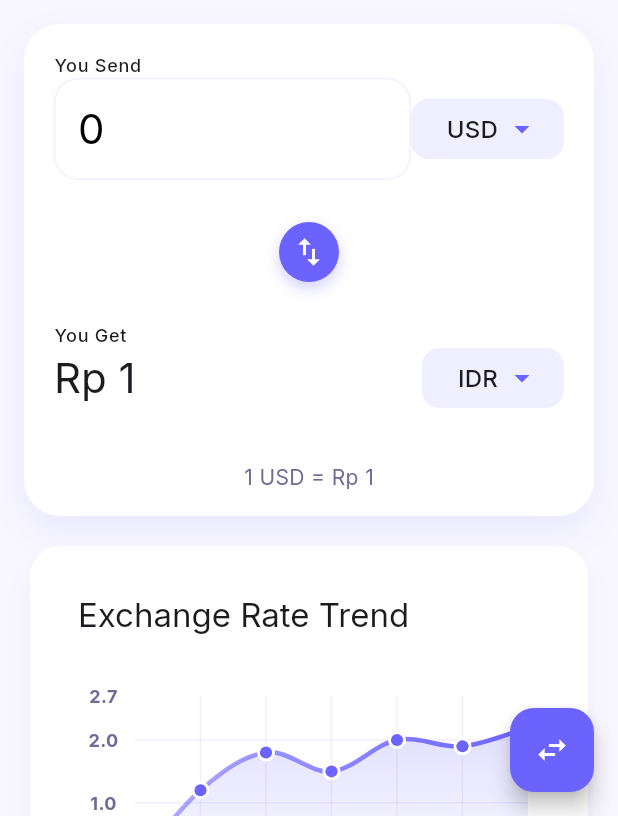
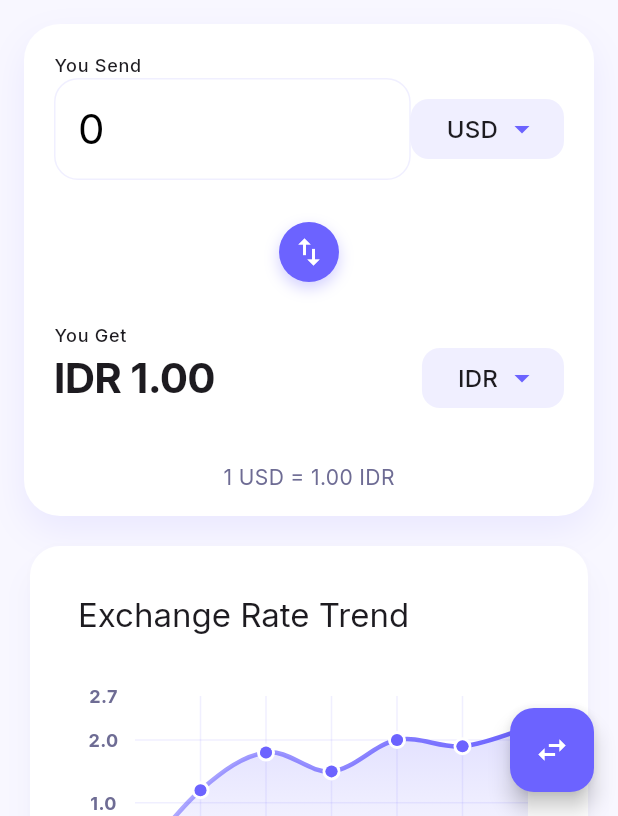
Before and after one commit to farelrasyah/Exchango, a Flutter app: the screen it shows after launch, after a tap on the "swap vert" icon, on a phone screen of 412 x 824 dp, the part 420-1236 px from its top. Run offline on Flutter 3.47's test engine with Material 3 defaults, Android fonts, the phone set to English and light mode, and no system bars; drawn by our look-alikes of fl_chart; our stand-ins replace animate_do, flutter_svg, google_fonts; network calls fail.

Commit message:
Enhance currency formatting and error snackbar design for improved user experience

```diff
--- a/lib/features/widgets/currencyConverterPanel.dart
+++ b/lib/features/widgets/currencyConverterPanel.dart
@@ -110,7 +110,13 @@ class CurrencyConverterPanel extends StatelessWidget {
                     Expanded(
                       child: Text(
                         CurrencyFormatter.format(convertedAmount, toCurrency),
-                        style: Theme.of(context).textTheme.headlineMedium,
+                        style: Theme.of(context)
+                            .textTheme
+                            .headlineMedium
+                            ?.copyWith(
+                              fontWeight: FontWeight.bold,
+                              letterSpacing: -0.5,
+                            ),
                       ),
                     ),
                     _CurrencyButton(
@@ -127,8 +133,10 @@ class CurrencyConverterPanel extends StatelessWidget {
           Padding(
             padding: const EdgeInsets.all(16),
             child: Text(
-              '1 $fromCurrency = ${CurrencyFormatter.format(conversionRate, toCurrency)}',
-              style: Theme.of(context).textTheme.bodyMedium,
+              '1 $fromCurrency = ${CurrencyFormatter.formatWithSeparators(conversionRate)} $toCurrency',
+              style: Theme.of(context).textTheme.bodyMedium?.copyWith(
+                    color: AppTheme.textSecondaryColor,
+                  ),
             ),
           ),
         ],
@@ -160,7 +168,6 @@ class _CurrencyButton extends StatelessWidget {
           child: Row(
             mainAxisSize: MainAxisSize.min,
             children: [
-
               const SizedBox(width: 8),
               Text(
                 currency,
--- a/lib/features/widgets/quickConvert.dart
+++ b/lib/features/widgets/quickConvert.dart
@@ -41,11 +41,11 @@ class QuickConvert extends StatelessWidget {
             const SizedBox(height: 16),
             SizedBox(
               height: 100,
-              child: ListView.builder(
+              child: SingleChildScrollView(
+                // Ganti ListView.builder dengan SingleChildScrollView
                 scrollDirection: Axis.horizontal,
-                itemCount: favorites.length,
-                itemBuilder: (context, index) {
-                  final currency = favorites[index];
+                child: Row(
+                  children: favorites.map((currency) {
                     final rate = rates[currency] ?? 0.0;
                     final convertedAmount = amount * rate;
 
@@ -53,31 +53,13 @@ class QuickConvert extends StatelessWidget {
                       width: 120,
                       margin: const EdgeInsets.only(right: 12),
                       decoration: BoxDecoration(
-                      gradient: LinearGradient(
-                        colors: [
-                          AppTheme.primaryColor.withOpacity(0.1),
-                          AppTheme.secondaryColor.withOpacity(0.1),
-                        ],
-                        begin: Alignment.topLeft,
-                        end: Alignment.bottomRight,
-                      ),
+                        color: AppTheme.primaryColor.withOpacity(0.1),
                         borderRadius: BorderRadius.circular(16),
                         border: Border.all(
                           color: AppTheme.primaryColor.withOpacity(0.2),
                         ),
                       ),
-                    child: Stack(
-                      children: [
-                        Positioned(
-                          right: -10,
-                          top: -10,
-                          child: Icon(
-                            Icons.currency_exchange,
-                            size: 50,
-                            color: AppTheme.primaryColor.withOpacity(0.1),
-                          ),
-                        ),
-                        Padding(
+                      child: Padding(
                         padding: const EdgeInsets.all(12),
                         child: Column(
                           crossAxisAlignment: CrossAxisAlignment.start,
@@ -109,10 +91,9 @@ class QuickConvert extends StatelessWidget {
                           ],
                         ),
                       ),
-                      ],
+                    );
+                  }).toList(),
                 ),
-                  );
-                },
               ),
             ),
           ],
--- a/lib/utils/helpers.dart
+++ b/lib/utils/helpers.dart
@@ -4,33 +4,76 @@ class CurrencyFormatter {
   static String format(double amount, String currencyCode) {
     final formatters = {
       'IDR': NumberFormat.currency(
-        locale: 'id_ID',
-        symbol: 'Rp ',
-        decimalDigits: 0,
-      ),
+          locale: 'id_ID',
+          symbol: 'Rp ',
+          decimalDigits: 0,
+          customPattern: '#,##0 ¤'),
       'USD': NumberFormat.currency(
         locale: 'en_US',
         symbol: '\$',
+        decimalDigits: 2,
       ),
       'EUR': NumberFormat.currency(
         locale: 'de_DE',
         symbol: '€',
+        decimalDigits: 2,
       ),
-      // Add more currency formats as needed
+      'GBP': NumberFormat.currency(
+        locale: 'en_GB',
+        symbol: '£',
+        decimalDigits: 2,
+      ),
+      'JPY': NumberFormat.currency(
+        locale: 'ja_JP',
+        symbol: '¥',
+        decimalDigits: 0,
+      ),
     };
 
-    return formatters[currencyCode]?.format(amount) ??
-        NumberFormat.currency(symbol: currencyCode).format(amount);
+    final formatter = formatters[currencyCode] ??
+        NumberFormat.currency(
+          symbol: '$currencyCode ',
+          decimalDigits: 2,
+          locale: 'en_US',
+        );
+
+    try {
+      // Add thousand separators and proper decimal places
+      String result = formatter.format(amount);
+
+      // For IDR, ensure proper grouping
+      if (currencyCode == 'IDR') {
+        // Remove any existing spaces
+        result = result.replaceAll(' ', '');
+
+        // Format with proper thousand separators
+        final parts = result.split('Rp');
+        if (parts.length > 1) {
+          final number = double.parse(parts[1].replaceAll('.', ''));
+          result = 'Rp ${NumberFormat('#,###').format(number)}';
+        }
+      }
+
+      return result;
+    } catch (e) {
+      // Fallback formatting
+      return '${currencyCode} ${NumberFormat('#,##0.00').format(amount)}';
+    }
+  }
+
+  static String formatWithSeparators(double value) {
+    final formatter = NumberFormat('#,##0.00', 'en_US');
+    return formatter.format(value);
   }
 
   static String formatCompact(double amount) {
     if (amount >= 1000000000) {
-      return '${(amount / 1000000000).toStringAsFixed(1)}B';
+      return '${formatWithSeparators(amount / 1000000000)}B';
     } else if (amount >= 1000000) {
-      return '${(amount / 1000000).toStringAsFixed(1)}M';
+      return '${formatWithSeparators(amount / 1000000)}M';
     } else if (amount >= 1000) {
-      return '${(amount / 1000).toStringAsFixed(1)}K';
+      return '${formatWithSeparators(amount / 1000)}K';
     }
-    return amount.toStringAsFixed(2);
+    return formatWithSeparators(amount);
   }
 }
```
Also changed, not shown: lib/features/screens/converterScreen.dart (+57 -11 lines), assets/ExhangoLogo.jpeg (added). Lines whose indentation alone changed are shown as unchanged.
